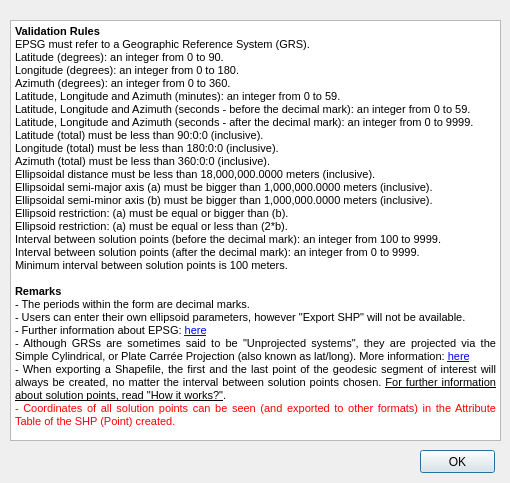
The window that input_instructions.ui (stefano998/geodesic2shape) describes before a commit, drawn with Qt 5.
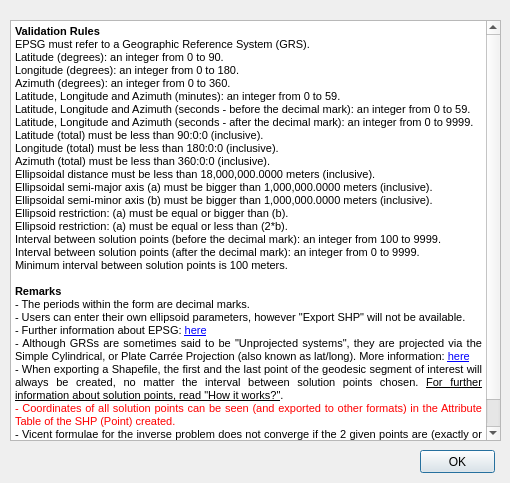
The same window after the commit.

```diff
--- a/input_instructions.ui
+++ b/input_instructions.ui
@@ -53,7 +53,8 @@
 &lt;p align=&quot;justify&quot; style=&quot; margin-top:0px; margin-bottom:0px; margin-left:0px; margin-right:0px; -qt-block-indent:0; text-indent:0px;&quot;&gt;&lt;span style=&quot; font-size:8pt;&quot;&gt;- Further information about EPSG: &lt;/span&gt;&lt;a href=&quot;http://www.epsg.org/&quot;&gt;&lt;span style=&quot; font-size:8pt; text-decoration: underline; color:#0000ff;&quot;&gt;here&lt;/span&gt;&lt;/a&gt;&lt;/p&gt;
 &lt;p align=&quot;justify&quot; style=&quot; margin-top:0px; margin-bottom:0px; margin-left:0px; margin-right:0px; -qt-block-indent:0; text-indent:0px;&quot;&gt;&lt;span style=&quot; font-size:8pt;&quot;&gt;- Although GRSs are sometimes said to be &amp;quot;Unprojected systems&amp;quot;, they are projected via the Simple Cylindrical, or Plate Carrée Projection (also known as lat/long). More information: &lt;/span&gt;&lt;a href=&quot;https://kartoweb.itc.nl/geometrics/Map%20projections/mappro.html&quot;&gt;&lt;span style=&quot; font-size:8pt; text-decoration: underline; color:#0000ff;&quot;&gt;here&lt;/span&gt;&lt;/a&gt;&lt;/p&gt;
 &lt;p align=&quot;justify&quot; style=&quot; margin-top:0px; margin-bottom:0px; margin-left:0px; margin-right:0px; -qt-block-indent:0; text-indent:0px;&quot;&gt;&lt;span style=&quot; font-size:8pt;&quot;&gt;- When exporting a Shapefile, the first and the last point of the geodesic segment of interest will always be created, no matter the interval between solution points chosen. &lt;/span&gt;&lt;span style=&quot; font-size:8pt; text-decoration: underline;&quot;&gt;For further information about solution points, read &amp;quot;How it works?&amp;quot;&lt;/span&gt;&lt;span style=&quot; font-size:8pt;&quot;&gt;. &lt;/span&gt;&lt;/p&gt;
-&lt;p align=&quot;justify&quot; style=&quot; margin-top:0px; margin-bottom:0px; margin-left:0px; margin-right:0px; -qt-block-indent:0; text-indent:0px;&quot;&gt;&lt;span style=&quot; font-size:8pt; color:#ff0000;&quot;&gt;- Coordinates of all solution points can be seen (and exported to other formats) in the Attribute Table of the SHP (Point) created.&lt;/span&gt;&lt;/p&gt;&lt;/body&gt;&lt;/html&gt;</string>
+&lt;p align=&quot;justify&quot; style=&quot; margin-top:0px; margin-bottom:0px; margin-left:0px; margin-right:0px; -qt-block-indent:0; text-indent:0px;&quot;&gt;&lt;span style=&quot; font-size:8pt; color:#ff0000;&quot;&gt;- Coordinates of all solution points can be seen (and exported to other formats) in the Attribute Table of the SHP (Point) created.&lt;/span&gt;&lt;/p&gt;
+&lt;p align=&quot;justify&quot; style=&quot; margin-top:0px; margin-bottom:0px; margin-left:0px; margin-right:0px; -qt-block-indent:0; text-indent:0px;&quot;&gt;&lt;span style=&quot; font-size:8pt; color:#000000;&quot;&gt;- Vicent formulae for the inverse problem does not converge if the 2 given points are (exactly or almost) antipodal (diametrically opposed on the reference ellipsoid). So, if the user enter 2 antipodal points in the inverse problem, a Message Box will show up informing it.&lt;/span&gt;&lt;/p&gt;&lt;/body&gt;&lt;/html&gt;</string>
    </property>
    <property name="openExternalLinks">
     <bool>true</bool>
```
